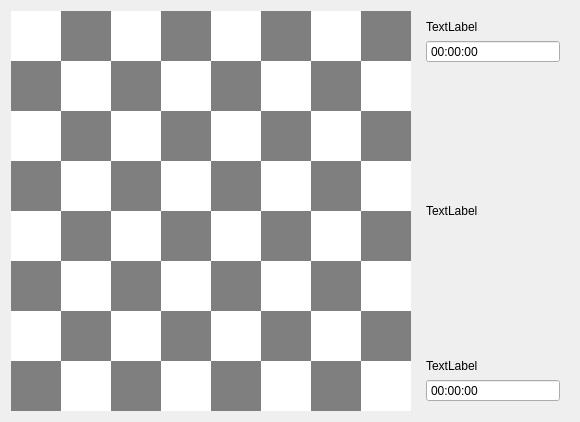
Qt form chessVshogi/UI/ingame_chess.ui (sahinakkaya/chess) before a commit.
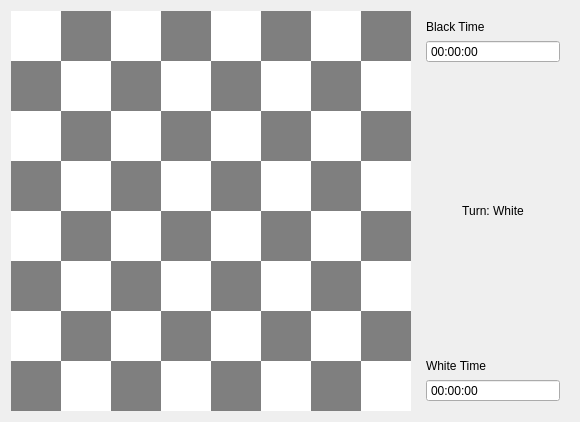
The same form after that commit.

```diff
--- a/chessVshogi/UI/ingame_chess.ui
+++ b/chessVshogi/UI/ingame_chess.ui
@@ -1104,7 +1104,7 @@
       <item>
        <widget class="QLabel" name="label_2">
         <property name="text">
-         <string>TextLabel</string>
+         <string>Black Time</string>
         </property>
        </widget>
       </item>
@@ -1135,9 +1135,15 @@
        </spacer>
       </item>
       <item>
-       <widget class="QLabel" name="label">
+       <widget class="QLabel" name="labelTurn">
+        <property name="styleSheet">
+         <string notr="true">font: 75 16pt &quot;MS Shell Dlg 2&quot;;</string>
+        </property>
         <property name="text">
-         <string>TextLabel</string>
+         <string>Turn: White</string>
+        </property>
+        <property name="alignment">
+         <set>Qt::AlignCenter</set>
         </property>
        </widget>
       </item>
@@ -1160,7 +1166,7 @@
       <item>
        <widget class="QLabel" name="label_3">
         <property name="text">
-         <string>TextLabel</string>
+         <string>White Time</string>
         </property>
        </widget>
       </item>
```
Left out of the diff: 17 changed lines with no effect on the pictures.
